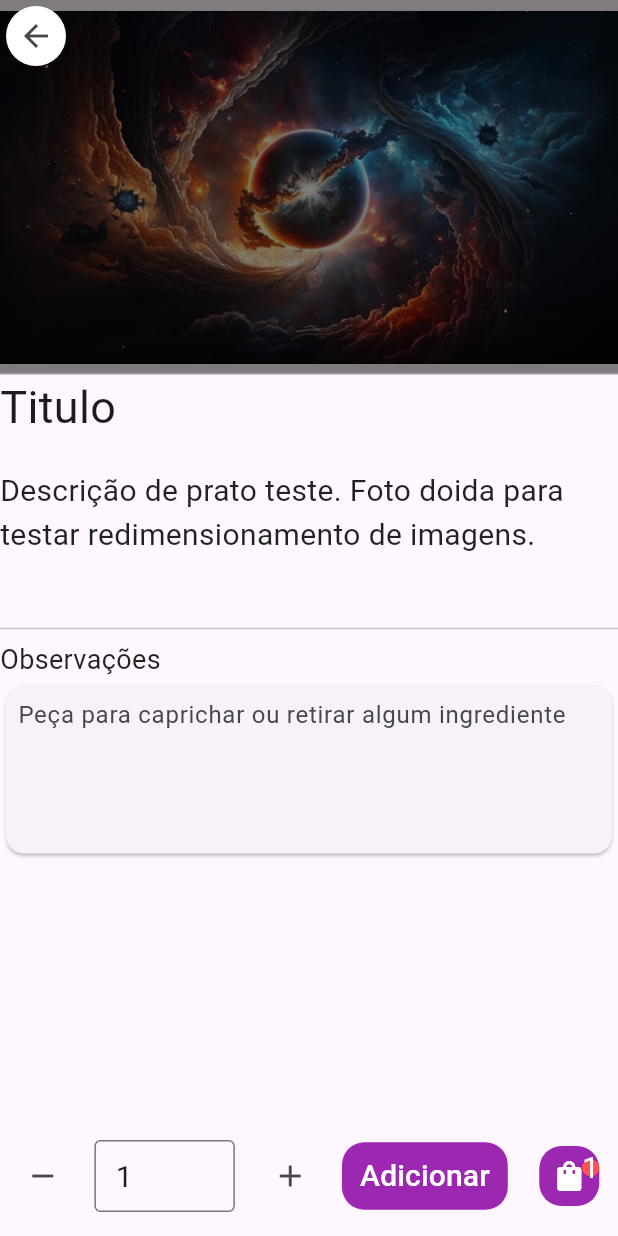
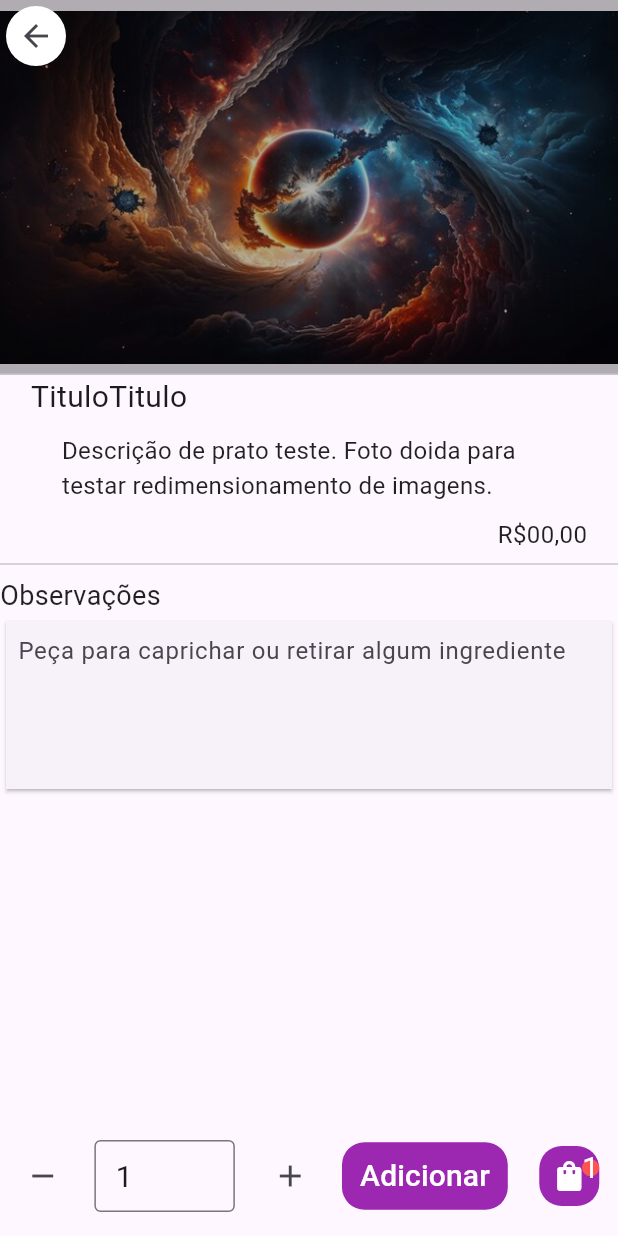
Before and after one commit to PedroGuerraMP/app-entregas, a Flutter app: the ItemDetail screen opened directly with empty values, on a phone screen of 412 x 824 dp. Run offline on Flutter 3.47's test engine with Material 3 defaults, Android fonts, the light colour scheme and no system bars.

Commit message:
[~] refactor item_detail_info

```diff
--- a/app_entregas/lib/screens/item_detail/item_detail.dart
+++ b/app_entregas/lib/screens/item_detail/item_detail.dart
@@ -1,4 +1,5 @@
 import 'package:app_entregas/screens/item_detail/item_detail_info.dart';
+import 'package:app_entregas/screens/item_detail/item_image_stack.dart';
 import 'package:flutter/material.dart';
 import 'package:app_entregas/screens/item_detail/detail_button_row.dart';
 
@@ -9,6 +10,9 @@ class ItemDetail extends StatefulWidget {
   final void Function() redirectToCartDetail;
 
   int numberItems = 0;
+  String titulo = "TituloTitulo";
+  String descricao = "Descrição de prato teste. Foto doida para testar redimensionamento de imagens.";
+  String preco = 'R\$00,00';
 
   @override
   State<StatefulWidget> createState() => _ItemDetailState();
@@ -27,12 +31,16 @@ class _ItemDetailState extends State<ItemDetail>{
             minWidth: MediaQuery.of(context).size.width,
             minHeight: MediaQuery.of(context).size.height,
           ),
+          child: SafeArea(
             child: Column(
               mainAxisSize: MainAxisSize.max,
-              children: <Widget>[
-                Column(
               children: [
-                    DetailItemInfo(widget.redirectToScaffoldMenu),
+                ItemImageStack(widget.redirectToScaffoldMenu, 'assets/img/prato-teste.jpg'),
+                const Divider( height: 0, ),
+                SizedBox(
+                  width: MediaQuery.of(context).size.width*0.9,
+                  child: DetailItemInfo(widget.titulo, widget.descricao, widget.preco),
+                ),
                 const Divider(),
                 const Align(
                   alignment: Alignment.topLeft,
@@ -41,6 +49,8 @@ class _ItemDetailState extends State<ItemDetail>{
                   ),
                 ),
                 const Card(
+                  elevation: 1,
+                  shape: BeveledRectangleBorder(),
                   child: Padding(
                     padding: EdgeInsets.all(8.0),
                     child: TextField(
@@ -49,12 +59,11 @@ class _ItemDetailState extends State<ItemDetail>{
                     ),
                   )
                 ),
-                  ],
-                ),
-              ],
+              ]
             ),
           ),
         ),
+      )
     );
   }
 }
--- a/app_entregas/lib/screens/item_detail/item_detail_info.dart
+++ b/app_entregas/lib/screens/item_detail/item_detail_info.dart
@@ -1,65 +1,41 @@
 import 'package:flutter/material.dart';
 
 class DetailItemInfo extends StatelessWidget {
-  const DetailItemInfo(this.scaffoldMenuOnClick, {super.key});
+  DetailItemInfo(this.titulo, this.descricao, this.preco, {super.key});
 
-  final void Function() scaffoldMenuOnClick;
+  String titulo, descricao, preco = "";
 
   @override
   Widget build(BuildContext context) {
     return Column(
       children: [
-        Row(
-          children: [
-            const SizedBox(height: 20,),
-            SizedBox(
-              height: 250,
-              child: Stack(
-                children: [
-                  SizedBox(
-                      height: 250,
-                      width: MediaQuery.of(context).size.width,
-                      child: Image.asset(
-                        'assets/img/prato-teste.jpg',
-                      )),
-                  SizedBox(
-                      width: MediaQuery.of(context).size.width,
-                      height: 250,
-                      child: ColoredBox(color: Colors.black.withOpacity(0.5))),
-                  IconButton(
-                    icon: const Icon(Icons.arrow_back),
-                    style: const ButtonStyle(
-                        backgroundColor:
-                            MaterialStatePropertyAll(Colors.white)),
-                    onPressed: () { scaffoldMenuOnClick(); },
-                  )
-                ],
-              ),
-            )
-          ],
-        ),
-        const Divider(
-          height: 0,
-        ),
-        const Align(
+        Align(
           alignment: Alignment.topLeft,
           child: Text(
-            "Titulo",
-            style: TextStyle(fontSize: 30),
+            style: const TextStyle(fontSize: 20),
+            titulo,
           ),
         ),
-        const SizedBox(
-          height: 20,
-        ),
-        const Align(
-          alignment: Alignment.topLeft,
-          child: Text(
-            "Descrição de prato teste. Foto doida para testar redimensionamento de imagens.",
-            style: TextStyle(fontSize: 20, color: Colors.black87),
+        const SizedBox(height: 10,),
+        SizedBox(
+          width: MediaQuery.of(context).size.width*0.8,
+          child: Align(
+            alignment: Alignment.topLeft,
+            child: Text(
+              style: const TextStyle(fontSize: 16, color: Colors.black87),
+              overflow: TextOverflow.fade,
+              maxLines: 2,
+              descricao,
+            ),
           ),
         ),
-        const SizedBox(
-          height: 40,
+        const SizedBox(height: 10,),
+        Align(
+          alignment: Alignment.bottomRight,
+          child: Text(
+            style: const TextStyle(fontSize: 16, color: Colors.black87),
+            preco,
+          ),
         ),
       ],
     );
--- /dev/null
+++ b/app_entregas/lib/screens/item_detail/item_image_stack.dart
@@ -0,0 +1,36 @@
+import 'package:flutter/material.dart';
+
+class ItemImageStack extends StatelessWidget {
+
+  ItemImageStack(this.scaffoldMenuOnClick, this.imagePath, {super.key});
+
+  String imagePath = "";
+
+  final void Function() scaffoldMenuOnClick;
+
+  @override
+  Widget build(BuildContext context) {
+    return SizedBox(
+      height: 250,
+      child: Stack(
+        children: [
+          SizedBox(
+            height: 250,
+            width: MediaQuery.of(context).size.width,
+            child: Image.asset(imagePath,)
+          ),
+          SizedBox(
+            width: MediaQuery.of(context).size.width,
+            height: 250,
+            child: ColoredBox(color: Colors.black.withOpacity(0.3))
+          ),
+          IconButton(
+            icon: const Icon(Icons.arrow_back),
+            style: const ButtonStyle(backgroundColor: MaterialStatePropertyAll(Colors.white)),
+            onPressed: () { scaffoldMenuOnClick(); },
+          )
+        ],
+      ),
+    );
+  }
+}
```
Lines whose indentation alone changed are shown as unchanged.
